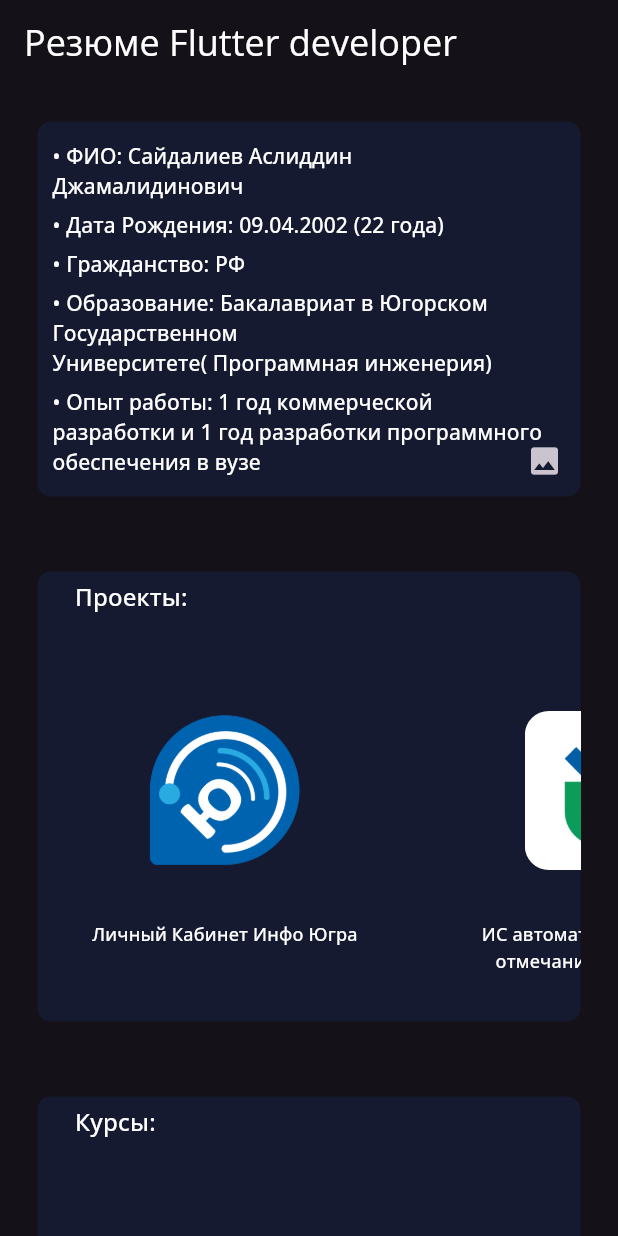
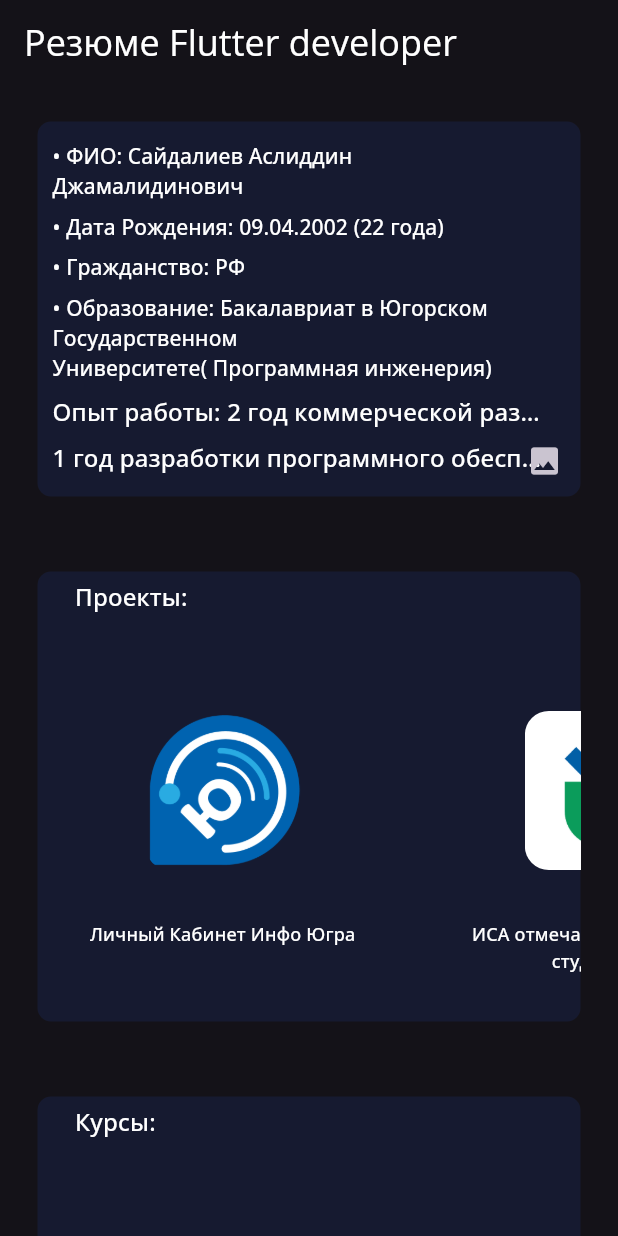
Before and after one commit to Asliddin009/resume, a Flutter app: the screen it shows after launch, after a tap on the "text fields" icon, on a phone screen of 412 x 824 dp. Run offline on Flutter 3.47's test engine with Material 3 defaults, Android fonts, the light colour scheme and no system bars; our stand-ins replace google_fonts; missing offline and left inert: linkfy_text.

Commit message:
added selected text

```diff
--- a/lib/const/list_project_const.dart
+++ b/lib/const/list_project_const.dart
@@ -20,7 +20,7 @@ Set<ProjectEntity> projects = {
           \nа также переделывал UI.
           """),
   const ProjectEntity(
-      name: 'ИС автоматизированного отмечания посещения студентов',
+      name: 'ИСA отмечания посещения студентов',
       icon: 'assets/project/icon/isa.png',
       screens: [
         'assets/project/screens/is1.png',
--- a/lib/ui/components/title_container.dart
+++ b/lib/ui/components/title_container.dart
@@ -72,10 +72,14 @@ class _MobileListState extends State<_MobileList> {
                     style: Theme.of(context).textTheme.titleSmall,
                   ),
                   Text(
-                    '• Опыт работы: 1 год коммерческой разработки и 1 год разработки программного обеспечения в вузе',
+                    'Опыт работы: 2 год коммерческой разработки в "Инфо Югра"',
                     overflow: TextOverflow.ellipsis,
-                    maxLines: 3,
-                    style: Theme.of(context).textTheme.titleSmall,
+                    style: Theme.of(context).textTheme.titleMedium,
+                  ),
+                  Text(
+                    '1 год разработки программного обеспечения в Start Up лаборатории ЮГУ',
+                    overflow: TextOverflow.ellipsis,
+                    style: Theme.of(context).textTheme.titleMedium,
                   ),
                 ],
               )),
@@ -139,7 +143,12 @@ class _WebList extends StatelessWidget {
               style: Theme.of(context).textTheme.titleMedium,
             ),
             Text(
-              'Опыт работы: 1 год коммерческой разработки и 1 год разработки программного обеспечения в вузе',
+              'Опыт работы: 2 год коммерческой разработки в "Инфо Югра"',
+              overflow: TextOverflow.ellipsis,
+              style: Theme.of(context).textTheme.titleMedium,
+            ),
+            Text(
+              '1 год разработки программного обеспечения в Start Up лаборатории ЮГУ',
               overflow: TextOverflow.ellipsis,
               style: Theme.of(context).textTheme.titleMedium,
             ),
--- a/lib/ui/project_list/detail_project_screen.dart
+++ b/lib/ui/project_list/detail_project_screen.dart
@@ -101,7 +101,7 @@ class _MobileState extends State<_Mobile> {
             : Container(
                 margin: const EdgeInsets.only(
                     right: 25, left: 10, bottom: 10, top: 10),
-                child: Text(
+                child: SelectableText(
                   widget.projectEntity.description,
                   textAlign: TextAlign.left,
                   style: Theme.of(context)
@@ -148,7 +148,7 @@ class _Web extends StatelessWidget {
               ),
         Expanded(
             flex: 3,
-            child: Text(
+            child: SelectableText(
               projectEntity.description,
               textAlign: TextAlign.left,
               style: Theme.of(context)
--- a/lib/ui/project_list/project_item.dart
+++ b/lib/ui/project_list/project_item.dart
@@ -37,7 +37,7 @@ class ProjectItem extends StatelessWidget {
                   )),
             ),
             Expanded(
-              child: Text(
+              child: SelectableText(
                 projectEntity.name,
                 style: Theme.of(context)
                     .textTheme
```
Also changed, not shown: lib/ui/components/app_text.dart (added, +10 -0 lines), lib/ui/courses_list/detail_course_screen.dart (+8 -1 lines).
